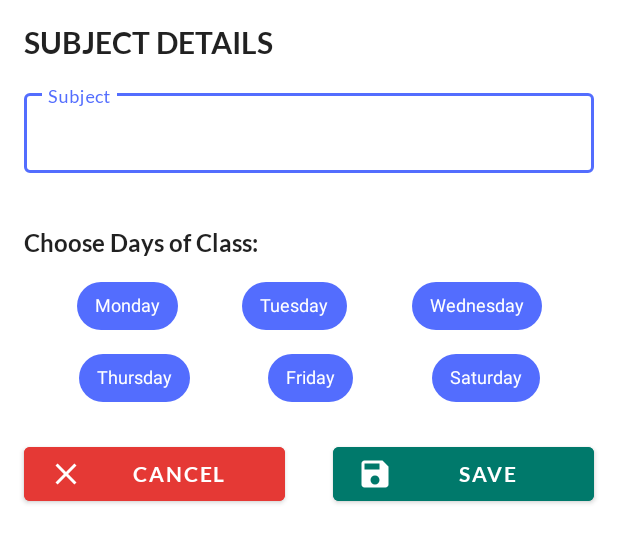
After one commit to pratapnik/Presence, an Android app: the layout add_subjects_dialog_layout.xml on its own in the app's theme, with its tools: preview values and no code run, on a phone screen of 412 x 824 dp. The commit adds this screen. Shown: the top 543 px of the screen. Run offline under Robolectric (Android 15) with nearby library versions, the light colour scheme and no system bars.

Commit message:
Added dialog to add subjects

```diff
--- /dev/null
+++ b/app/src/main/res/drawable/ic_add.xml
@@ -0,0 +1,5 @@
+<vector android:height="24dp" android:tint="#FFFFFF"
+    android:viewportHeight="24.0" android:viewportWidth="24.0"
+    android:width="24dp" xmlns:android="http://schemas.android.com/apk/res/android">
+    <path android:fillColor="#FF000000" android:pathData="M19,13h-6v6h-2v-6H5v-2h6V5h2v6h6v2z"/>
+</vector>
--- /dev/null
+++ b/app/src/main/res/drawable/ic_cancel.xml
@@ -0,0 +1,9 @@
+<vector xmlns:android="http://schemas.android.com/apk/res/android"
+    android:width="24dp"
+    android:height="24dp"
+    android:viewportWidth="24"
+    android:viewportHeight="24">
+  <path
+      android:fillColor="@color/color_white"
+      android:pathData="M19,6.41L17.59,5 12,10.59 6.41,5 5,6.41 10.59,12 5,17.59 6.41,19 12,13.41 17.59,19 19,17.59 13.41,12z"/>
+</vector>
--- /dev/null
+++ b/app/src/main/res/drawable/ic_save.xml
@@ -0,0 +1,9 @@
+<vector xmlns:android="http://schemas.android.com/apk/res/android"
+    android:width="24dp"
+    android:height="24dp"
+    android:viewportWidth="24"
+    android:viewportHeight="24">
+  <path
+      android:fillColor="@color/color_white"
+      android:pathData="M17,3L5,3c-1.11,0 -2,0.9 -2,2v14c0,1.1 0.89,2 2,2h14c1.1,0 2,-0.9 2,-2L21,7l-4,-4zM12,19c-1.66,0 -3,-1.34 -3,-3s1.34,-3 3,-3 3,1.34 3,3 -1.34,3 -3,3zM15,9L5,9L5,5h10v4z"/>
+</vector>
--- a/app/src/main/res/layout/activity_user_details.xml
+++ b/app/src/main/res/layout/activity_user_details.xml
@@ -115,7 +115,7 @@
         style="@style/CustomButton.Filled"
         android:layout_marginTop="@dimen/margin_twenty_four_dp"
         android:drawableEnd="@drawable/ic_arrow_forward"
-        android:text="@string/label_add_subjects_button"
+        android:text="@string/label_submit_button"
         app:layout_constraintTop_toBottomOf="@id/otfClass"
         app:layout_constraintStart_toStartOf="@id/otfClass"
         app:layout_constraintEnd_toEndOf="@id/otfClass"
--- /dev/null
+++ b/app/src/main/res/layout/add_subjects_dialog_layout.xml
@@ -0,0 +1,166 @@
+<?xml version="1.0" encoding="utf-8"?>
+<androidx.constraintlayout.widget.ConstraintLayout xmlns:android="http://schemas.android.com/apk/res/android"
+    android:layout_width="match_parent"
+    android:layout_height="wrap_content"
+    xmlns:app="http://schemas.android.com/apk/res-auto">
+
+    <TextView
+        android:id="@+id/tvAddSubjectsDialogTitle"
+        android:layout_width="0dp"
+        android:layout_height="wrap_content"
+        android:text="@string/add_subjects_details_dialog_title"
+        app:layout_constraintStart_toStartOf="parent"
+        app:layout_constraintEnd_toEndOf="parent"
+        app:layout_constraintTop_toTopOf="parent"
+        android:fontFamily="@font/font_bold"
+        android:textSize="@dimen/add_subjects_dialog_title_size"
+        android:textAllCaps="true"
+        android:textColor="@color/textDarkPrimary"
+        android:layout_margin="@dimen/margin_add_subjects_button"
+        />
+
+
+    <com.google.android.material.textfield.TextInputLayout
+        android:id="@+id/otfSubjectName"
+        android:layout_width="0dp"
+        android:layout_height="wrap_content"
+        android:hint="@string/subject_edit_text_hint"
+        app:errorEnabled="true"
+        app:helperTextTextColor="@color/color_helper_text"
+        android:layout_marginTop="@dimen/margin_add_subjects_button"
+        app:layout_constraintStart_toStartOf="@id/tvAddSubjectsDialogTitle"
+        app:layout_constraintEnd_toEndOf="@id/tvAddSubjectsDialogTitle"
+        app:layout_constraintTop_toBottomOf="@id/tvAddSubjectsDialogTitle"
+        style="@style/Widget.MaterialComponents.TextInputLayout.OutlinedBox">
+
+        <com.google.android.material.textfield.TextInputEditText
+            android:id="@+id/etSubjectName"
+            android:layout_width="match_parent"
+            android:layout_height="wrap_content"
+            android:fontFamily="@font/font_regular"
+            />
+
+    </com.google.android.material.textfield.TextInputLayout>
+
+    <TextView
+        android:id="@+id/tvDaysOfClass"
+        android:layout_width="0dp"
+        android:layout_height="wrap_content"
+        android:text="@string/days_of_class_title"
+        android:fontFamily="@font/font_bold"
+        android:textSize="@dimen/text_sixteen_sp"
+        android:textColor="@color/textDarkPrimary"
+        android:layout_marginTop="@dimen/margin_add_subjects_button"
+        app:layout_constraintTop_toBottomOf="@id/otfSubjectName"
+        app:layout_constraintStart_toStartOf="@id/otfSubjectName"
+        />
+
+    <com.google.android.material.chip.Chip
+        android:id="@+id/chipMonday"
+        style="@style/CustomChipStyle"
+        android:layout_width="wrap_content"
+        android:layout_height="wrap_content"
+        android:text="@string/chip_monday_title"
+        android:textColor="@color/color_white"
+        android:layout_marginTop="@dimen/padding_eight_dp"
+        android:layout_marginEnd="@dimen/padding_eight_dp"
+        app:layout_constraintStart_toStartOf="@id/otfSubjectName"
+        app:layout_constraintTop_toBottomOf="@id/tvDaysOfClass"
+        app:layout_constraintEnd_toStartOf="@id/chipTuesday"
+        app:layout_constraintBottom_toTopOf="@id/chipThursday"
+        />
+
+    <com.google.android.material.chip.Chip
+        android:id="@+id/chipTuesday"
+        style="@style/CustomChipStyle"
+        android:layout_width="wrap_content"
+        android:layout_height="wrap_content"
+        android:text="@string/chip_tuesday_title"
+        android:textColor="@color/color_white"
+        android:layout_marginEnd="@dimen/padding_eight_dp"
+        app:layout_constraintStart_toEndOf="@id/chipMonday"
+        app:layout_constraintTop_toTopOf="@id/chipMonday"
+        app:layout_constraintBottom_toBottomOf="@id/chipMonday"
+        app:layout_constraintEnd_toStartOf="@id/chipWednesday"
+        />
+    <com.google.android.material.chip.Chip
+        android:id="@+id/chipWednesday"
+        style="@style/CustomChipStyle"
+        android:layout_width="wrap_content"
+        android:layout_height="wrap_content"
+        android:text="@string/chip_wednesday_title"
+        android:textColor="@color/color_white"
+        android:layout_marginEnd="@dimen/margin_add_subjects_button"
+        app:layout_constraintStart_toEndOf="@id/chipTuesday"
+        app:layout_constraintTop_toTopOf="@id/chipTuesday"
+        app:layout_constraintBottom_toBottomOf="@id/chipTuesday"
+        app:layout_constraintEnd_toEndOf="parent"
+        />
+    <com.google.android.material.chip.Chip
+        android:id="@+id/chipThursday"
+        style="@style/CustomChipStyle"
+        android:layout_width="wrap_content"
+        android:layout_height="wrap_content"
+        android:text="@string/chip_thursday_title"
+        android:textColor="@color/color_white"
+        app:layout_constraintStart_toStartOf="parent"
+        app:layout_constraintTop_toBottomOf="@id/chipMonday"
+        app:layout_constraintEnd_toStartOf="@id/chipFriday"
+        app:layout_constraintBottom_toTopOf="@id/btnCancel"
+        />
+    <com.google.android.material.chip.Chip
+        android:id="@+id/chipFriday"
+        style="@style/CustomChipStyle"
+        android:layout_width="wrap_content"
+        android:layout_height="wrap_content"
+        android:text="@string/chip_friday_title"
+        android:textColor="@color/color_white"
+        app:layout_constraintStart_toEndOf="@id/chipThursday"
+        app:layout_constraintTop_toTopOf="@id/chipThursday"
+        app:layout_constraintEnd_toStartOf="@id/chipSaturday"
+        app:layout_constraintBottom_toBottomOf="@id/chipThursday"
+        />
+    <com.google.android.material.chip.Chip
+        android:id="@+id/chipSaturday"
+        style="@style/CustomChipStyle"
+        android:layout_width="wrap_content"
+        android:layout_height="wrap_content"
+        android:text="@string/chip_saturday_title"
+        android:textColor="@color/color_white"
+        app:layout_constraintStart_toEndOf="@id/chipFriday"
+        app:layout_constraintTop_toTopOf="@id/chipFriday"
+        app:layout_constraintEnd_toEndOf="parent"
+        app:layout_constraintBottom_toBottomOf="@id/chipFriday"
+        />
+
+    <Button
+        android:id="@+id/btnCancel"
+        android:layout_width="0dp"
+        android:layout_height="wrap_content"
+        android:text="@string/cancel_button_title"
+        android:fontFamily="@font/font_bold"
+        android:drawableLeft="@drawable/ic_cancel"
+        android:backgroundTint="@color/color_cancel_button"
+        android:layout_margin="@dimen/margin_add_subjects_button"
+        app:layout_constraintTop_toBottomOf="@id/chipThursday"
+        app:layout_constraintStart_toStartOf="parent"
+        app:layout_constraintBottom_toBottomOf="parent"
+        app:layout_constraintEnd_toStartOf="@id/btnSave"
+        />
+
+    <Button
+        android:id="@+id/btnSave"
+        android:layout_width="0dp"
+        android:layout_height="wrap_content"
+        android:text="@string/btn_save_title"
+        android:fontFamily="@font/font_bold"
+        android:drawableLeft="@drawable/ic_save"
+        android:backgroundTint="@color/color_save_button"
+        android:layout_margin="@dimen/margin_add_subjects_button"
+        app:layout_constraintTop_toBottomOf="@id/chipThursday"
+        app:layout_constraintStart_toEndOf="@id/btnCancel"
+        app:layout_constraintBottom_toBottomOf="parent"
+        app:layout_constraintEnd_toEndOf="parent"
+        />
+
+</androidx.constraintlayout.widget.ConstraintLayout>
--- a/app/src/main/res/values/colors.xml
+++ b/app/src/main/res/values/colors.xml
@@ -9,6 +9,8 @@
     <color name="color_custom_button_pressed">#80536DFE</color>
     <color name="color_white">#FFFFFF</color>
     <color name="color_helper_text">#FC0000</color>
+    <color name="color_cancel_button">#E53935</color>
+    <color name="color_save_button">#00796B</color>
 
     <!-- Dark Text Color for Light Background -->
     <color name="textDarkPrimary">#DE000000</color> <!--DE for %87 opacity-->
--- a/app/src/main/res/values/dimens.xml
+++ b/app/src/main/res/values/dimens.xml
@@ -3,6 +3,8 @@
     <dimen name="padding_eight_dp">8dp</dimen>
     <dimen name="text_sixteen_sp">16sp</dimen>
     <dimen name="action_bar_text_size">28sp</dimen>
+    <dimen name="chip_text_size">12sp</dimen>
+    <dimen name="add_subjects_dialog_title_size">20sp</dimen>
     <dimen name="margin_twenty_four_dp">24dp</dimen>
     <dimen name="margin_twelve_dp">12dp</dimen>
     <dimen name="margin_twenty_dp">20dp</dimen>
@@ -11,4 +13,5 @@
     <dimen name="button_radius">12dp</dimen>
     <dimen name="button_margin">32dp</dimen>
     <dimen name="stroke_width">2dp</dimen>
+    <dimen name="margin_add_subjects_button">16dp</dimen>
 </resources>
--- a/app/src/main/res/values/strings.xml
+++ b/app/src/main/res/values/strings.xml
@@ -3,12 +3,27 @@
     <string name="label_your_name_hint">Your Name</string>
     <string name="label_institution_name_hint">College/School</string>
     <string name="label_class_hint">Semester/Class</string>
-    <string name="label_add_subjects_button">Add Subjects</string>
+    <string name="label_submit_button">submit</string>
     <string name="label_user_details_activity">Education</string>
     <string name="label_start_up_dialog_title">Notice</string>
     <string name="label_start_up_dialog_description">All of the information will be stored inside your phone.
         Nothing is uploaded to our servers. Thank You!</string>
     <string name="label_button_startup_dialog_title">OK</string>
     <string name="label_start_up_dialog_tag">startupdialog</string>
+    <string name="label_add_subject_dialog">add subject</string>
+    <string name="title_add_subject">Add subject</string>
+
+    <string name="chip_monday_title">Monday</string>
+    <string name="chip_tuesday_title">Tuesday</string>
+    <string name="chip_wednesday_title">Wednesday</string>
+    <string name="chip_thursday_title">Thursday</string>
+    <string name="chip_friday_title">Friday</string>
+    <string name="chip_saturday_title">Saturday</string>
+    <string name="subject_edit_text_hint">Subject</string>
+    <string name="add_subjects_details_dialog_title">Subject Details</string>
+    <string name="days_of_class_title">Choose Days of Class:</string>
+    <string name="cancel_button_title">Cancel</string>
+    <string name="btn_save_title">Save</string>
+
 
 </resources>
--- a/app/src/main/res/values/styles.xml
+++ b/app/src/main/res/values/styles.xml
@@ -23,7 +23,21 @@
     <style name="CustomButton.Filled" parent="Widget.MaterialComponents.Button">
         <item name="android:background">@drawable/custom_button_background</item>
     </style>
+
     <style name="CustomAlertDialog" parent="Theme.AppCompat.Light.Dialog.Alert">
         <item name="android:windowBackground">@drawable/custom_dialog_background</item>
     </style>
+
+    <style name="CustomChipStyle" parent="Widget.MaterialComponents.Chip.Filter">
+        <item name="chipBackgroundColor">@color/colorPrimary</item>
+        <item name="android:textColor">@color/color_white</item>
+        <item name="checkedIconTint">@color/color_white</item>
+        <item name="chipIconSize">@dimen/button_radius</item>
+        <item name="android:textAppearance">@style/CustomTextSize</item>
+    </style>
+
+    <style name="CustomTextSize">
+        <item name="android:textSize">@dimen/chip_text_size</item>
+    </style>
+
 </resources>
```
Also changed, not shown: app/src/main/java/com/example/presence/AddSubjectsActivity.java (+32 -1 lines), app/src/main/java/com/example/presence/widgets/AddSubjectDialog.kt (added, +115 -0 lines), app/src/main/res/layout/activity_add_subjects.xml (+37 -0 lines).
